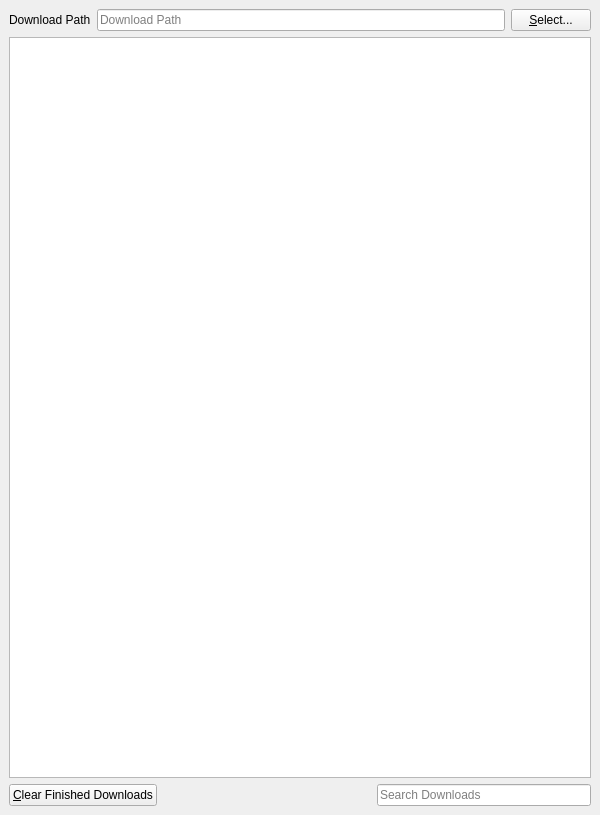
The window that 2.x/UI/dooble_downloads.ui (textbrowser/dooble) describes before a commit, drawn with Qt 5.
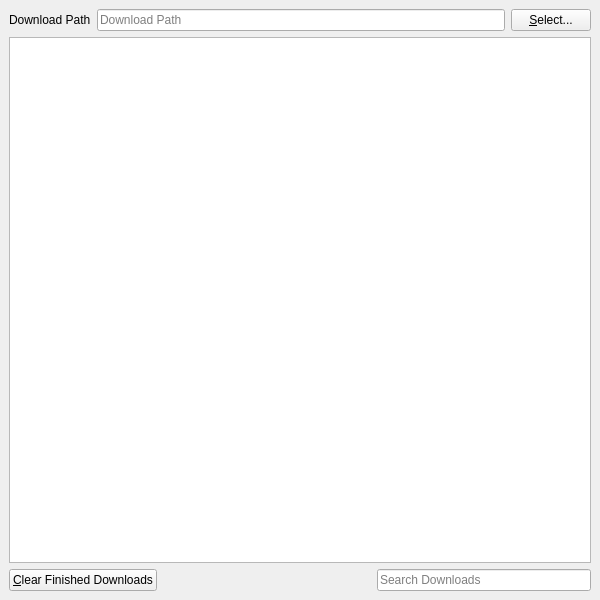
The same window after the commit. Icons and pictures are not drawn. Custom widgets are drawn as their Qt base class.

Diff of the .ui file:
```diff
--- a/2.x/UI/dooble_downloads.ui
+++ b/2.x/UI/dooble_downloads.ui
@@ -7,7 +7,7 @@
     <x>0</x>
     <y>0</y>
     <width>600</width>
-    <height>815</height>
+    <height>600</height>
    </rect>
   </property>
   <property name="windowTitle">
```
